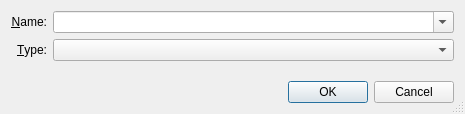
Before: the Qt Designer form src/qt-widgets/AddPropertyDialogUi.ui in GPlates/GPlates, drawn with Qt 5.
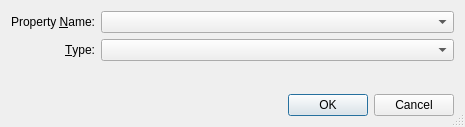
After: the same form once the commit is applied. Icons and pictures are not drawn.

Commit message: (trunk) Quick fix to improve Add Property Dialog usability; fixes ticket:174. Makes combo box non-editable for easier clickability and less scariness, bumps common properties to top of list highlighted with a star (bold was surprisingly non-trivial to do), adds paleomag properties for good measure.

```diff
--- a/src/qt-widgets/AddPropertyDialogUi.ui
+++ b/src/qt-widgets/AddPropertyDialogUi.ui
@@ -9,7 +9,7 @@
     <x>0</x>
     <y>0</y>
     <width>465</width>
-    <height>114</height>
+    <height>127</height>
    </rect>
   </property>
   <property name="sizePolicy" >
@@ -33,7 +33,7 @@
      <item row="0" column="0" >
       <widget class="QLabel" name="label_4" >
        <property name="text" >
-        <string>&amp;Name:</string>
+        <string>Property &amp;Name:</string>
        </property>
        <property name="alignment" >
         <set>Qt::AlignRight|Qt::AlignTrailing|Qt::AlignVCenter</set>
@@ -52,7 +52,7 @@
         </sizepolicy>
        </property>
        <property name="editable" >
-        <bool>true</bool>
+        <bool>false</bool>
        </property>
       </widget>
      </item>
@@ -97,7 +97,7 @@
    <item>
     <widget class="QDialogButtonBox" name="buttonBox" >
      <property name="standardButtons" >
-      <set>QDialogButtonBox::Cancel|QDialogButtonBox::NoButton|QDialogButtonBox::Ok</set>
+      <set>QDialogButtonBox::Cancel|QDialogButtonBox::Ok</set>
      </property>
     </widget>
    </item>
```
Left out of the diff: 9 changed lines with no effect on the pictures. The commit also changes 5 other files.
